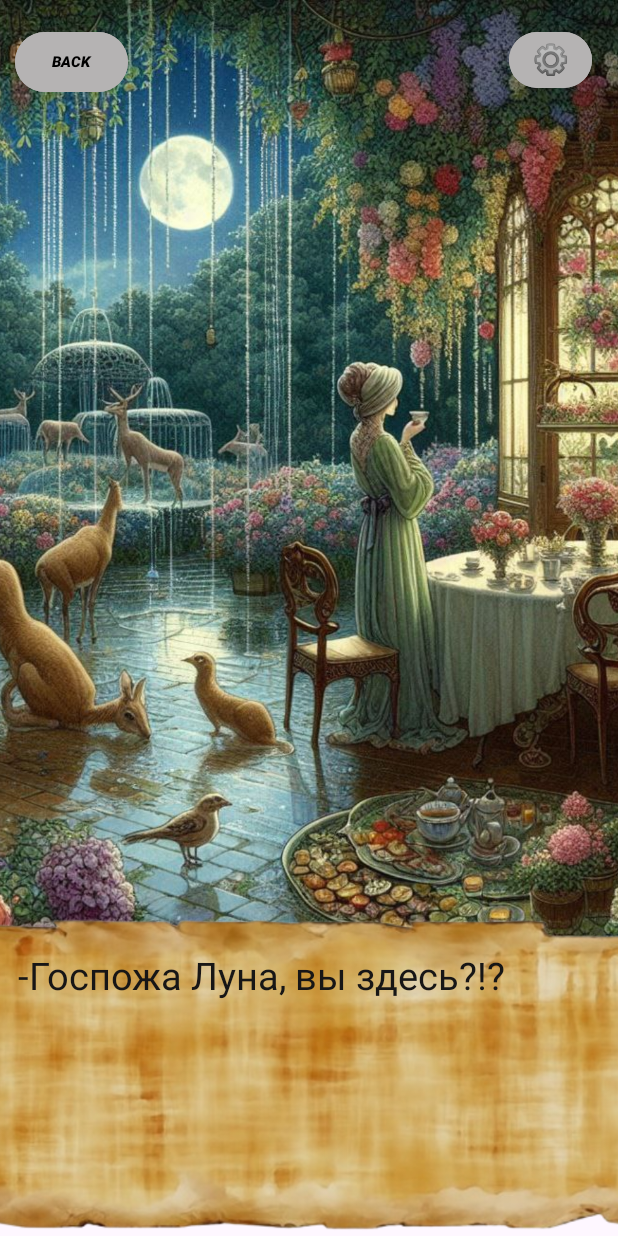
After one commit to entika-ani/Trimino, an Android app: the Syu1 screen opened directly, with no data from a screen before it, on a phone screen of 412 x 824 dp. The commit adds this screen. Run offline under Robolectric (Android 15) with nearby library versions, the phone set to English and light mode, and no system bars.

Commit message:
finish_project

```diff
--- a/app/build.gradle.kts
+++ b/app/build.gradle.kts
@@ -41,6 +41,8 @@ dependencies {
     implementation("androidx.constraintlayout:constraintlayout:2.1.4")
     implementation("androidx.navigation:navigation-fragment:2.5.3")
     implementation("androidx.navigation:navigation-ui:2.5.3")
+    implementation("androidx.lifecycle:lifecycle-livedata-ktx:2.6.1")
+    implementation("androidx.lifecycle:lifecycle-viewmodel-ktx:2.6.1")
     testImplementation("junit:junit:4.13.2")
     androidTestImplementation("androidx.test.ext:junit:1.1.5")
     androidTestImplementation("androidx.test.espresso:espresso-core:3.5.1")
--- a/app/src/main/AndroidManifest.xml
+++ b/app/src/main/AndroidManifest.xml
@@ -12,6 +12,15 @@
         android:supportsRtl="true"
         android:theme="@style/Theme.Trimino"
         tools:targetApi="31">
+        <activity
+            android:name=".Syu1"
+            android:exported="false"
+            android:label="@string/title_activity_syu1" />
+        <activity
+            android:name=".syu1"
+            android:exported="false"
+            android:label="@string/title_activity_syu1"
+            android:theme="@style/Theme.Trimino" />
         <activity
             android:name=".First"
             android:exported="false" />
--- /dev/null
+++ b/app/src/main/java/com/example/trimino/Syu1.java
@@ -0,0 +1,14 @@
+package com.example.trimino;
+
+import androidx.appcompat.app.AppCompatActivity;
+
+import android.os.Bundle;
+
+public class Syu1 extends AppCompatActivity {
+
+    @Override
+    protected void onCreate(Bundle savedInstanceState) {
+        super.onCreate(savedInstanceState);
+        setContentView(R.layout.activity_syu1);
+    }
+}
--- /dev/null
+++ b/app/src/main/res/layout/activity_syu1.xml
@@ -0,0 +1,79 @@
+<?xml version="1.0" encoding="utf-8"?>
+<RelativeLayout xmlns:android="http://schemas.android.com/apk/res/android"
+    xmlns:app="http://schemas.android.com/apk/res-auto"
+    xmlns:tools="http://schemas.android.com/tools"
+    android:layout_width="match_parent"
+    android:layout_height="match_parent"
+    tools:context=".MainActivity">
+
+    <ImageView
+
+        android:id="@+id/imageView_sad"
+        android:layout_width="match_parent"
+        android:layout_height="647dp"
+        android:scaleType="centerCrop"
+        app:layout_constraintBottom_toBottomOf="parent"
+        app:layout_constraintEnd_toEndOf="parent"
+        app:layout_constraintStart_toStartOf="parent"
+        app:layout_constraintTop_toTopOf="parent"
+        app:srcCompat="@drawable/sad" />
+
+    <ImageView
+
+        android:id="@+id/magaxat"
+        android:layout_width="match_parent"
+        android:layout_height="142dp"
+        android:layout_below="@+id/imageView_sad"
+        android:layout_alignParentBottom="true"
+        android:layout_marginTop="-44dp"
+        android:layout_marginBottom="-14dp"
+        android:scaleType="centerCrop"
+        app:srcCompat="@drawable/magaxat" />
+
+    <TextView
+        android:layout_width="match_parent"
+        android:layout_height="130dp"
+        android:layout_below="@+id/imageView_sad"
+        android:layout_alignTop="@+id/magaxat"
+        android:layout_alignParentBottom="true"
+        android:layout_marginTop="29dp"
+        android:layout_marginBottom="15dp"
+        android:text="  -Госпожа Луна, вы здесь?!?"
+        android:textSize="25dp"
+        android:textColor="#171616"
+        />
+
+    <Button
+        android:id="@+id/nastroy"
+        android:layout_width="55dp"
+        android:layout_height="45dp"
+        android:layout_alignParentTop="true"
+        android:layout_alignParentEnd="true"
+        android:layout_marginTop="17dp"
+        android:layout_marginEnd="17dp"
+        android:backgroundTint="#B5B3B3"
+        />
+
+    <TextView
+        android:layout_width="45dp"
+        android:layout_height="25dp"
+        android:layout_alignParentTop="true"
+        android:layout_alignParentEnd="true"
+        android:layout_marginTop="25dp"
+        android:layout_marginEnd="12dp"
+        android:text="⚙️"
+        android:textSize="20dp" />
+
+    <Button
+        android:id="@+id/n_ej"
+        android:layout_width="75dp"
+        android:layout_height="wrap_content"
+        android:layout_marginLeft="10dp"
+        android:layout_marginTop="17dp"
+        android:backgroundTint="#B5B3B3"
+        android:text="BACK"
+        android:textColor="@color/black"
+        android:textSize="10dp"
+        android:textStyle="bold|italic" />
+
+</RelativeLayout>
--- a/app/src/main/res/values/dimens.xml
+++ b/app/src/main/res/values/dimens.xml
@@ -1,3 +1,6 @@
 <resources>
     <dimen name="fab_margin">16dp</dimen>
+    <!-- Default screen margins, per the Android Design guidelines. -->
+    <dimen name="activity_horizontal_margin">16dp</dimen>
+    <dimen name="activity_vertical_margin">16dp</dimen>
 </resources>
--- a/app/src/main/res/values/strings.xml
+++ b/app/src/main/res/values/strings.xml
@@ -44,4 +44,8 @@
         vestibulum. Fusce dictum libero quis erat maximus, vitae volutpat diam dignissim.
     </string>
     <string name="title_activity_second">Second_Activity</string>
+    <string name="title_activity_syu1">syu1</string>
+    <string name="title_home">Home</string>
+    <string name="title_dashboard">Dashboard</string>
+    <string name="title_notifications">Notifications</string>
 </resources>
```
Also changed, not shown: app/src/main/res/drawable/magaxat.jpg (added), app/src/main/res/drawable/magaxat.png (added), app/src/main/res/drawable/sad.jpg (added).
